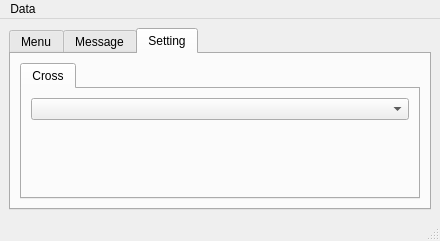
The window that src/lite/ui_mainwindow.ui (mugwort-rc/qsurveytools) describes before a commit, drawn with Qt 5.
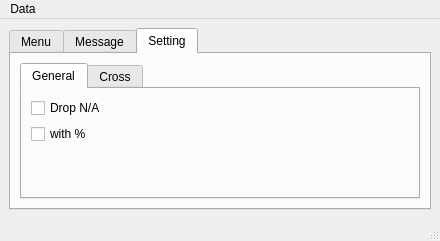
The same window after the commit. The open tabs and pages were chosen to show the change.

Patch:
```diff
--- a/src/lite/ui_mainwindow.ui
+++ b/src/lite/ui_mainwindow.ui
@@ -15,7 +15,7 @@
   </property>
   <widget class="QWidget" name="centralwidget">
    <layout class="QGridLayout" name="gridLayout_3">
-    <item row="0" column="0">
+    <item row="1" column="0">
      <widget class="QTabWidget" name="tabWidget">
       <property name="currentIndex">
        <number>0</number>
@@ -42,13 +42,6 @@
           </property>
          </widget>
         </item>
-        <item row="4" column="2">
-         <widget class="QCheckBox" name="checkBoxDropNA">
-          <property name="text">
-           <string>Drop N/A</string>
-          </property>
-         </widget>
-        </item>
         <item row="4" column="5">
          <widget class="QPushButton" name="pushButtonCross">
           <property name="text">
@@ -146,6 +139,27 @@
           <property name="currentIndex">
            <number>0</number>
           </property>
+          <widget class="QWidget" name="tabGeneral">
+           <attribute name="title">
+            <string>General</string>
+           </attribute>
+           <layout class="QFormLayout" name="formLayout_2">
+            <item row="0" column="0">
+             <widget class="QCheckBox" name="checkBoxDropNA">
+              <property name="text">
+               <string>Drop N/A</string>
+              </property>
+             </widget>
+            </item>
+            <item row="1" column="0">
+             <widget class="QCheckBox" name="checkBoxWithPercent">
+              <property name="text">
+               <string>with %</string>
+              </property>
+             </widget>
+            </item>
+           </layout>
+          </widget>
           <widget class="QWidget" name="tabCross">
            <attribute name="title">
             <string>Cross</string>
```
Left out of the diff: 26 changed lines with no effect on the pictures.
